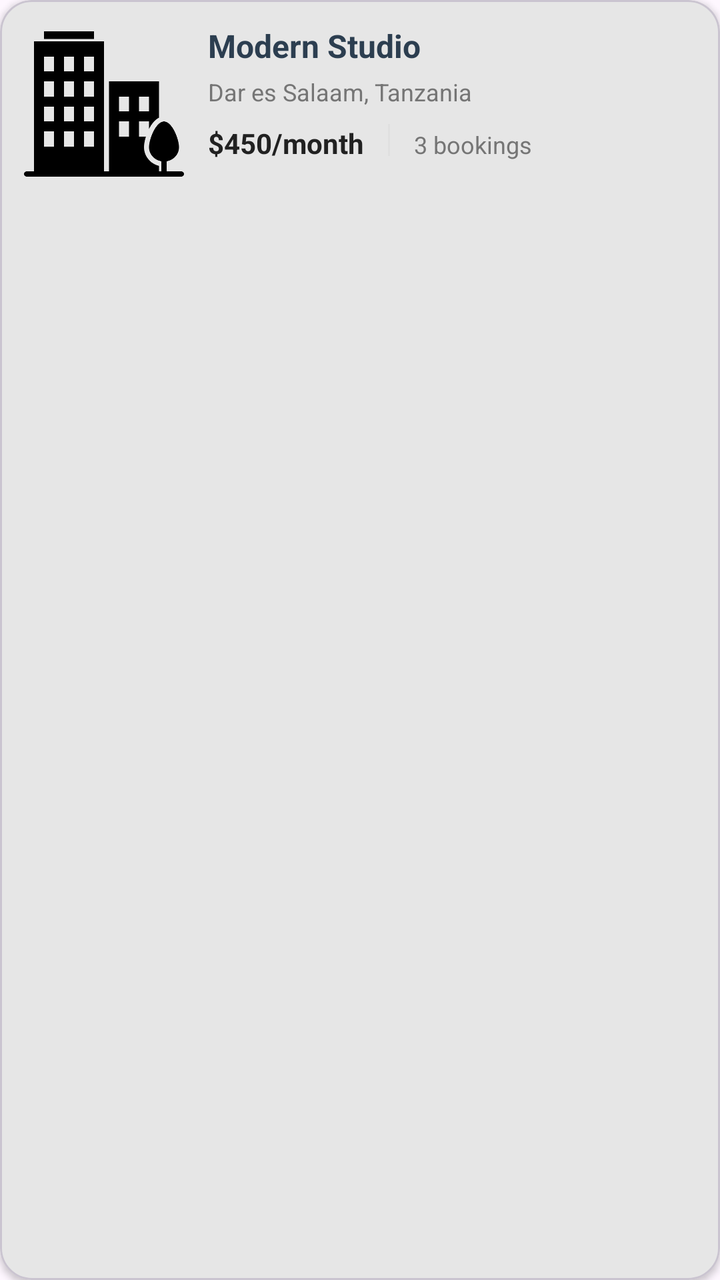
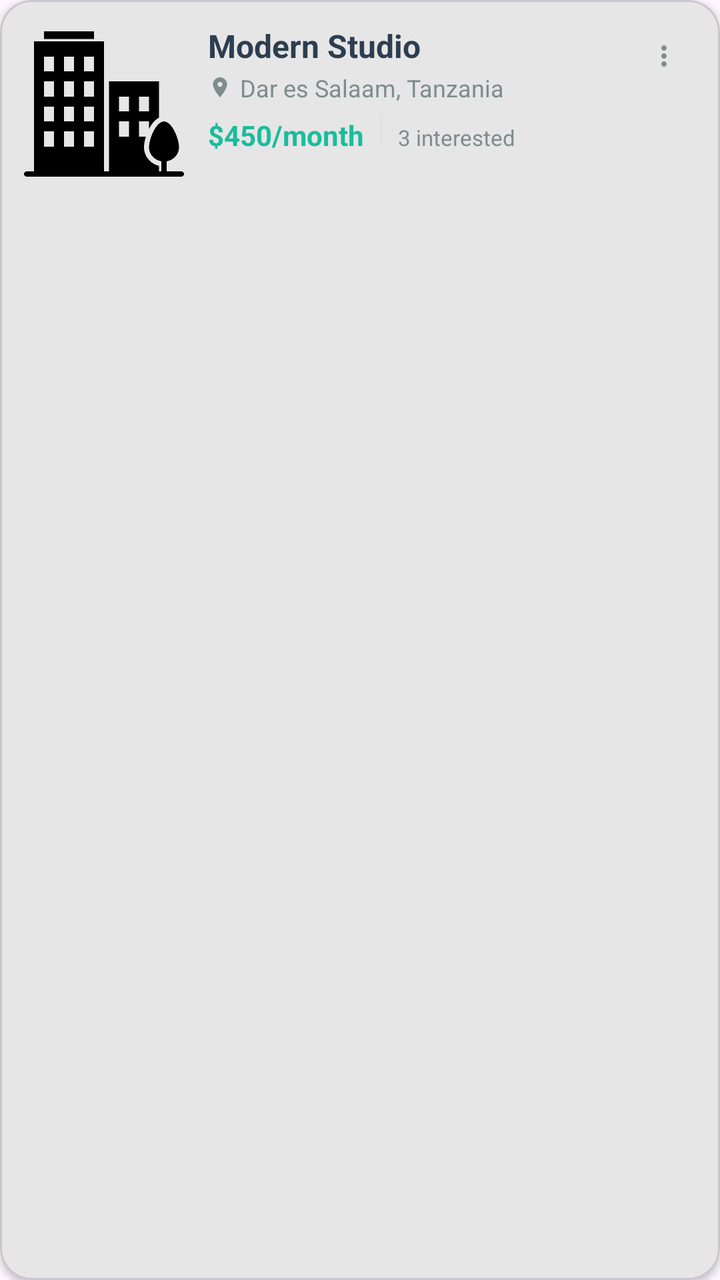

Before-and-after screenshots of an Android layout around one commit, followed by the original layout XML and the change that was made.
<!-- AndroidManifest.xml: application theme Theme.Roomify -->
<!-- res/layout/owner_property_item.xml -->
<?xml version="1.0" encoding="utf-8"?>
<com.google.android.material.card.MaterialCardView xmlns:android="http://schemas.android.com/apk/res/android"
    xmlns:app="http://schemas.android.com/apk/res-auto"
    android:layout_width="match_parent"
    android:layout_height="wrap_content"
    android:layout_marginBottom="12dp"
    app:cardCornerRadius="16dp"
    app:cardElevation="2dp"
    android:foreground="?attr/selectableItemBackground">

    <LinearLayout
        android:layout_width="match_parent"
        android:layout_height="wrap_content"
        android:orientation="horizontal"
        android:padding="12dp">

        
        <ImageView
            android:id="@+id/ivPropertyImage"
            android:layout_width="80dp"
            android:layout_height="80dp"
            android:scaleType="centerCrop"
            android:src="@drawable/ic_apartment"
            app:cornerRadius="12dp" />

        
        <LinearLayout
            android:layout_width="0dp"
            android:layout_height="wrap_content"
            android:layout_weight="1"
            android:orientation="vertical"
            android:layout_marginStart="12dp">

            <TextView
                android:id="@+id/tvPropertyTitle"
                android:layout_width="wrap_content"
                android:layout_height="wrap_content"
                android:text="Modern Studio"
                android:textSize="16sp"
                android:textStyle="bold"
                android:textColor="@color/text_dark" />

            <TextView
                android:id="@+id/tvLocation"
                android:layout_width="wrap_content"
                android:layout_height="wrap_content"
                android:text="Dar es Salaam, Tanzania"
                android:textSize="12sp"
                android:textColor="@color/text_secondary"
                android:layout_marginTop="4dp" />

            <LinearLayout
                android:layout_width="match_parent"
                android:layout_height="wrap_content"
                android:orientation="horizontal"
                android:layout_marginTop="8dp">

                <TextView
                    android:id="@+id/tvPrice"
                    android:layout_width="wrap_content"
                    android:layout_height="wrap_content"
                    android:text="$450/month"
                    android:textSize="14sp"
                    android:textStyle="bold"
                    android:textColor="@color/primary" />

                <View
                    android:layout_width="1dp"
                    android:layout_height="16dp"
                    android:background="@color/gray_300"
                    android:layout_marginHorizontal="12dp" />

                <TextView
                    android:id="@+id/tvBookingsCount"
                    android:layout_width="wrap_content"
                    android:layout_height="wrap_content"
                    android:text="3 bookings"
                    android:textSize="12sp"
                    android:textColor="@color/text_secondary" />

            </LinearLayout>

        </LinearLayout>

        
        <ImageView
            android:id="@+id/ivMenu"
            android:layout_width="32dp"
            android:layout_height="32dp"
            android:padding="8dp"
            android:background="?attr/selectableItemBackground"
            app:tint="@color/text_secondary" />

    </LinearLayout>

</com.google.android.material.card.MaterialCardView>
<!-- resources referenced by this layout -->
<resources>
  <color name="gray_300">#E0E0E0</color>
  <color name="primary">#212121</color>
  <color name="text_dark">#2C3E50</color>
  <color name="text_secondary">#757575</color>
  <!-- drawable ic_apartment: png bitmap (drawable, 5827 bytes) -->
  <style name="Theme.Roomify" parent="Base.Theme.Roomify" />
  <style name="Base.Theme.Roomify" parent="Theme.Material3.DayNight.NoActionBar">
          
          <item name="colorPrimary">@color/primary</item>
          <item name="colorSecondary">@color/secondary</item>
          <item name="colorSurface">@color/surface</item>
          <item name="colorOnSurface">@android:color/black</item>
      </style>
  <color name="secondary">#625B71</color>
  <color name="surface">#F5F5F5</color>
</resources>

<!-- the commit's change to res/layout/owner_property_item.xml (unified diff, before → after) -->
@@ -15,13 +15,53 @@
         android:padding="12dp">
 
         
-        <ImageView
-            android:id="@+id/ivPropertyImage"
+        <FrameLayout
             android:layout_width="80dp"
-            android:layout_height="80dp"
-            android:scaleType="centerCrop"
-            android:src="@drawable/ic_apartment"
-            app:cornerRadius="12dp" />
+            android:layout_height="80dp">
+
+            <ImageView
+                android:id="@+id/ivPropertyImage"
+                android:layout_width="match_parent"
+                android:layout_height="match_parent"
+                android:scaleType="centerCrop"
+                android:src="@drawable/ic_apartment"
+                app:cornerRadius="12dp" />
+
+            
+            <TextView
+                android:id="@+id/tvStatusBadge"
+                android:layout_width="wrap_content"
+                android:layout_height="wrap_content"
+                android:text="Available"
+                android:textSize="10sp"
+                android:textColor="@android:color/white"
+                android:background="@drawable/bg_status_pill_small"
+                android:paddingStart="6dp"
+                android:paddingEnd="6dp"
+                android:paddingTop="2dp"
+                android:paddingBottom="2dp"
+                android:layout_gravity="top|end"
+                android:layout_margin="4dp"
+                android:visibility="gone" />
+
+            
+            <TextView
+                android:id="@+id/tvFeaturedBadge"
+                android:layout_width="wrap_content"
+                android:layout_height="wrap_content"
+                android:text="⭐ Featured"
+                android:textSize="9sp"
+                android:textColor="@android:color/white"
+                android:background="@color/gold"
+                android:paddingStart="6dp"
+                android:paddingEnd="6dp"
+                android:paddingTop="2dp"
+                android:paddingBottom="2dp"
+                android:layout_gravity="top|start"
+                android:layout_margin="4dp"
+                android:visibility="gone" />
+
+        </FrameLayout>
 
         
         <LinearLayout
@@ -38,7 +78,9 @@
                 android:text="Modern Studio"
                 android:textSize="16sp"
                 android:textStyle="bold"
-                android:textColor="@color/text_dark" />
+                android:textColor="@color/text_dark"
+                android:maxLines="1"
+                android:ellipsize="end" />
 
             <TextView
                 android:id="@+id/tvLocation"
@@ -46,14 +88,18 @@
                 android:layout_height="wrap_content"
                 android:text="Dar es Salaam, Tanzania"
                 android:textSize="12sp"
-                android:textColor="@color/text_secondary"
-                android:layout_marginTop="4dp" />
+                android:textColor="@color/text_gray"
+                android:layout_marginTop="2dp"
+                android:drawableStart="@drawable/ic_location_small"
+                android:drawablePadding="4dp"
+                android:maxLines="1"
+                android:ellipsize="end" />
 
             <LinearLayout
                 android:layout_width="match_parent"
                 android:layout_height="wrap_content"
                 android:orientation="horizontal"
-                android:layout_marginTop="8dp">
+                android:layout_marginTop="6dp">
 
                 <TextView
                     android:id="@+id/tvPrice"
@@ -62,21 +108,47 @@
                     android:text="$450/month"
                     android:textSize="14sp"
                     android:textStyle="bold"
-                    android:textColor="@color/primary" />
+                    android:textColor="@color/primary_teal" />
 
                 <View
                     android:layout_width="1dp"
-                    android:layout_height="16dp"
+                    android:layout_height="14dp"
                     android:background="@color/gray_300"
-                    android:layout_marginHorizontal="12dp" />
+                    android:layout_marginHorizontal="8dp" />
 
                 <TextView
-                    android:id="@+id/tvBookingsCount"
+                    android:id="@+id/tvBookingCount"
                     android:layout_width="wrap_content"
                     android:layout_height="wrap_content"
-                    android:text="3 bookings"
-                    android:textSize="12sp"
-                    android:textColor="@color/text_secondary" />
+                    android:text="3 interested"
+                    android:textSize="11sp"
+                    android:textColor="@color/text_gray" />
+
+            </LinearLayout>
+
+            
+            <LinearLayout
+                android:id="@+id/llCommission"
+                android:layout_width="match_parent"
+                android:layout_height="wrap_content"
+                android:orientation="horizontal"
+                android:layout_marginTop="4dp"
+                android:visibility="gone">
+
+                <ImageView
+                    android:layout_width="12dp"
+                    android:layout_height="12dp"
+                    android:src="@drawable/ic_money_small"
+                    app:tint="@color/warning_orange" />
+
+                <TextView
+                    android:id="@+id/tvCommission"
+                    android:layout_width="wrap_content"
+                    android:layout_height="wrap_content"
+                    android:text="Commission: TZS 10,000"
+                    android:textSize="11sp"
+                    android:textColor="@color/warning_orange"
+                    android:layout_marginStart="4dp" />
 
             </LinearLayout>
 
@@ -88,8 +160,9 @@
             android:layout_width="32dp"
             android:layout_height="32dp"
             android:padding="8dp"
+            android:src="@drawable/ic_more_vert"
             android:background="?attr/selectableItemBackground"
-            app:tint="@color/text_secondary" />
+            app:tint="@color/text_gray" />
 
     </LinearLayout>
 
<!-- resource entries referenced after the edit -->
@@ -1,11 +1,51 @@
 <!-- resources referenced by this layout -->
 <resources>
+  <color name="gold">#FFD700</color>
   <color name="gray_300">#E0E0E0</color>
+  <color name="primary_teal">#1ABC9C</color>
   <color name="primary">#212121</color>
   <color name="text_dark">#2C3E50</color>
-  <color name="text_secondary">#757575</color>
+  <color name="text_gray">#7F8C8D</color>
+  <color name="warning_orange">#FF9800</color>
+  <!-- drawable bg_status_pill_small (drawable) -->
+  <?xml version="1.0" encoding="utf-8"?>
+  <shape xmlns:android="http://schemas.android.com/apk/res/android">
+      <solid android:color="@color/success_green" />
+      <corners android:radius="12dp" />
+  </shape>
   <!-- drawable ic_apartment: png bitmap (drawable, 5827 bytes) -->
+  <!-- drawable ic_location_small (drawable) -->
+  <vector xmlns:android="http://schemas.android.com/apk/res/android"
+      android:width="12dp"
+      android:height="12dp"
+      android:viewportWidth="24"
+      android:viewportHeight="24">
+      <path
+          android:fillColor="@color/text_gray"
+          android:pathData="M12,2C8.13,2 5,5.13 5,9c0,5.25 7,13 7,13s7,-7.75 7,-13c0,-3.87 -3.13,-7 -7,-7zM12,11.5c-1.38,0 -2.5,-1.12 -2.5,-2.5s1.12,-2.5 2.5,-2.5 2.5,1.12 2.5,2.5 -1.12,2.5 -2.5,2.5z"/>
+  </vector>
+  <!-- drawable ic_money_small (drawable) -->
+  <vector xmlns:android="http://schemas.android.com/apk/res/android"
+      android:width="12dp"
+      android:height="12dp"
+      android:viewportWidth="24"
+      android:viewportHeight="24">
+      <path
+          android:fillColor="@color/warning_orange"
+          android:pathData="M11.5,22L11.5,22c-0.28,0 -0.5,-0.22 -0.5,-0.5v-1.74c-1.58,-0.23 -2.86,-1.04 -3.75,-2.17 -0.31,-0.39 -0.08,-0.92 0.39,-1.03l0.58,-0.13c0.33,-0.08 0.67,0.07 0.84,0.37 0.63,1.07 1.65,1.7 3.02,1.7 1.56,0 2.77,-0.78 2.77,-2 0,-0.96 -0.49,-1.62 -1.92,-2.07 -2.19,-0.66 -3.82,-1.45 -3.82,-3.3 0,-1.66 1.19,-2.87 2.94,-3.16L11,4.5c0,-0.28 0.22,-0.5 0.5,-0.5h1c0.28,0 0.5,0.22 0.5,0.5v1.57c1.36,0.18 2.33,0.9 2.94,1.94 0.21,0.36 -0.04,0.79 -0.45,0.89l-0.57,0.14c-0.3,0.07 -0.61,-0.06 -0.78,-0.35 -0.44,-0.75 -1.12,-1.2 -2.11,-1.2 -1.37,0 -2.22,0.68 -2.22,1.73 0,0.92 0.51,1.46 2.11,1.97 1.89,0.58 3.46,1.38 3.46,3.28 0,1.53 -1.01,2.79 -2.88,3.19L12,21.5c0,0.28 -0.22,0.5 -0.5,0.5z"/>
+  </vector>
+  <!-- drawable ic_more_vert (drawable) -->
+  <vector xmlns:android="http://schemas.android.com/apk/res/android"
+      android:width="24dp"
+      android:height="24dp"
+      android:viewportWidth="24"
+      android:viewportHeight="24">
+      <path
+          android:fillColor="@color/text_gray"
+          android:pathData="M12,8c1.1,0 2,-0.9 2,-2s-0.9,-2 -2,-2 -2,0.9 -2,2 0.9,2 2,2zM12,10c-1.1,0 -2,0.9 -2,2s0.9,2 2,2 2,-0.9 2,-2 -0.9,-2 -2,-2zM12,16c-1.1,0 -2,0.9 -2,2s0.9,2 2,2 2,-0.9 2,-2 -0.9,-2 -2,-2z"/>
+  </vector>
   <style name="Theme.Roomify" parent="Base.Theme.Roomify" />
+  <color name="success_green">#4CAF50</color>
   <style name="Base.Theme.Roomify" parent="Theme.Material3.DayNight.NoActionBar">
           
           <item name="colorPrimary">@color/primary</item>
